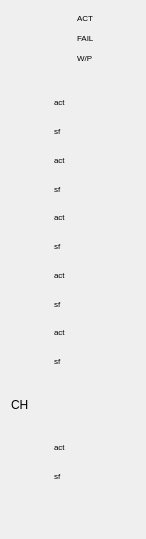
Qt form MP1H_Demand/MP1H_R.ui (farzad1132/NetPlanner) before a commit.
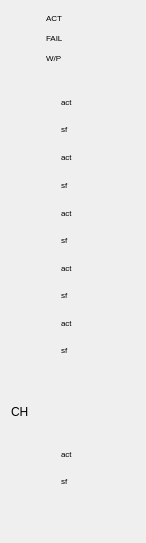
The same form after that commit. Icons and pictures are not drawn.

Diff of the .ui file:
```diff
--- a/MP1H_Demand/MP1H_R.ui
+++ b/MP1H_Demand/MP1H_R.ui
@@ -7,17 +7,603 @@
     <x>0</x>
     <y>0</y>
     <width>146</width>
-    <height>539</height>
+    <height>543</height>
    </rect>
   </property>
+  <property name="minimumSize">
+   <size>
+    <width>50</width>
+    <height>120</height>
+   </size>
+  </property>
   <property name="windowTitle">
    <string>Form</string>
   </property>
-  <layout class="QGridLayout" name="gridLayout">
-   <item row="0" column="1" colspan="2">
+  <layout class="QGridLayout" name="gridLayout_2">
+   <item row="2" column="2" rowspan="5">
+    <spacer name="verticalSpacer">
+     <property name="orientation">
+      <enum>Qt::Vertical</enum>
+     </property>
+     <property name="sizeHint" stdset="0">
+      <size>
+       <width>20</width>
+       <height>221</height>
+      </size>
+     </property>
+    </spacer>
+   </item>
+   <item row="10" column="0" colspan="2">
+    <spacer name="horizontalSpacer_2">
+     <property name="orientation">
+      <enum>Qt::Horizontal</enum>
+     </property>
+     <property name="sizeHint" stdset="0">
+      <size>
+       <width>69</width>
+       <height>20</height>
+      </size>
+     </property>
+    </spacer>
+   </item>
+   <item row="2" column="0" colspan="2">
+    <layout class="QGridLayout" name="gridLayout_101">
+     <item row="0" column="1">
+      <widget class="QLabel" name="act3_57">
+       <property name="minimumSize">
+        <size>
+         <width>15</width>
+         <height>12</height>
+        </size>
+       </property>
+       <property name="styleSheet">
+        <string notr="true">image: url(:/newPrefix/button.png);</string>
+       </property>
+       <property name="text">
+        <string/>
+       </property>
+      </widget>
+     </item>
+     <item row="0" column="0">
+      <widget class="QLabel" name="fail1_49">
+       <property name="minimumSize">
+        <size>
+         <width>15</width>
+         <height>12</height>
+        </size>
+       </property>
+       <property name="styleSheet">
+        <string notr="true">image: url(:/newPrefix/button.png);</string>
+       </property>
+       <property name="text">
+        <string/>
+       </property>
+      </widget>
+     </item>
+     <item row="0" column="2">
+      <widget class="QLabel" name="label_104">
+       <property name="minimumSize">
+        <size>
+         <width>15</width>
+         <height>12</height>
+        </size>
+       </property>
+       <property name="text">
+        <string>&lt;html&gt;&lt;head/&gt;&lt;body&gt;&lt;p&gt;&lt;span style=&quot; font-size:6pt;&quot;&gt;act&lt;/span&gt;&lt;/p&gt;&lt;/body&gt;&lt;/html&gt;</string>
+       </property>
+      </widget>
+     </item>
+     <item row="1" column="1">
+      <widget class="QLabel" name="act4_57">
+       <property name="minimumSize">
+        <size>
+         <width>15</width>
+         <height>12</height>
+        </size>
+       </property>
+       <property name="styleSheet">
+        <string notr="true">image: url(:/newPrefix/button.png);</string>
+       </property>
+       <property name="text">
+        <string/>
+       </property>
+      </widget>
+     </item>
+     <item row="1" column="0">
+      <widget class="QLabel" name="fail2_49">
+       <property name="minimumSize">
+        <size>
+         <width>15</width>
+         <height>12</height>
+        </size>
+       </property>
+       <property name="styleSheet">
+        <string notr="true">image: url(:/newPrefix/button.png);</string>
+       </property>
+       <property name="text">
+        <string/>
+       </property>
+      </widget>
+     </item>
+     <item row="1" column="2">
+      <widget class="QLabel" name="label_105">
+       <property name="minimumSize">
+        <size>
+         <width>15</width>
+         <height>12</height>
+        </size>
+       </property>
+       <property name="text">
+        <string>&lt;html&gt;&lt;head/&gt;&lt;body&gt;&lt;p&gt;&lt;span style=&quot; font-size:6pt;&quot;&gt;sf&lt;/span&gt;&lt;/p&gt;&lt;/body&gt;&lt;/html&gt;</string>
+       </property>
+      </widget>
+     </item>
+    </layout>
+   </item>
+   <item row="11" column="0" colspan="2">
+    <spacer name="horizontalSpacer_3">
+     <property name="orientation">
+      <enum>Qt::Horizontal</enum>
+     </property>
+     <property name="sizeHint" stdset="0">
+      <size>
+       <width>69</width>
+       <height>20</height>
+      </size>
+     </property>
+    </spacer>
+   </item>
+   <item row="3" column="0" colspan="2">
+    <layout class="QGridLayout" name="gridLayout_102">
+     <item row="0" column="1">
+      <widget class="QLabel" name="act3_58">
+       <property name="minimumSize">
+        <size>
+         <width>15</width>
+         <height>12</height>
+        </size>
+       </property>
+       <property name="styleSheet">
+        <string notr="true">image: url(:/newPrefix/button.png);</string>
+       </property>
+       <property name="text">
+        <string/>
+       </property>
+      </widget>
+     </item>
+     <item row="0" column="0">
+      <widget class="QLabel" name="fail1_50">
+       <property name="minimumSize">
+        <size>
+         <width>15</width>
+         <height>12</height>
+        </size>
+       </property>
+       <property name="styleSheet">
+        <string notr="true">image: url(:/newPrefix/button.png);</string>
+       </property>
+       <property name="text">
+        <string/>
+       </property>
+      </widget>
+     </item>
+     <item row="0" column="2">
+      <widget class="QLabel" name="label_106">
+       <property name="minimumSize">
+        <size>
+         <width>15</width>
+         <height>12</height>
+        </size>
+       </property>
+       <property name="text">
+        <string>&lt;html&gt;&lt;head/&gt;&lt;body&gt;&lt;p&gt;&lt;span style=&quot; font-size:6pt;&quot;&gt;act&lt;/span&gt;&lt;/p&gt;&lt;/body&gt;&lt;/html&gt;</string>
+       </property>
+      </widget>
+     </item>
+     <item row="1" column="1">
+      <widget class="QLabel" name="act4_58">
+       <property name="minimumSize">
+        <size>
+         <width>15</width>
+         <height>12</height>
+        </size>
+       </property>
+       <property name="styleSheet">
+        <string notr="true">image: url(:/newPrefix/button.png);</string>
+       </property>
+       <property name="text">
+        <string/>
+       </property>
+      </widget>
+     </item>
+     <item row="1" column="0">
+      <widget class="QLabel" name="fail2_50">
+       <property name="minimumSize">
+        <size>
+         <width>15</width>
+         <height>12</height>
+        </size>
+       </property>
+       <property name="styleSheet">
+        <string notr="true">image: url(:/newPrefix/button.png);</string>
+       </property>
+       <property name="text">
+        <string/>
+       </property>
+      </widget>
+     </item>
+     <item row="1" column="2">
+      <widget class="QLabel" name="label_107">
+       <property name="minimumSize">
+        <size>
+         <width>15</width>
+         <height>12</height>
+        </size>
+       </property>
+       <property name="text">
+        <string>&lt;html&gt;&lt;head/&gt;&lt;body&gt;&lt;p&gt;&lt;span style=&quot; font-size:6pt;&quot;&gt;sf&lt;/span&gt;&lt;/p&gt;&lt;/body&gt;&lt;/html&gt;</string>
+       </property>
+      </widget>
+     </item>
+    </layout>
+   </item>
+   <item row="8" column="2">
+    <spacer name="horizontalSpacer">
+     <property name="orientation">
+      <enum>Qt::Horizontal</enum>
+     </property>
+     <property name="sizeHint" stdset="0">
+      <size>
+       <width>48</width>
+       <height>20</height>
+      </size>
+     </property>
+    </spacer>
+   </item>
+   <item row="1" column="0" colspan="3">
+    <spacer name="horizontalSpacer_4">
+     <property name="orientation">
+      <enum>Qt::Horizontal</enum>
+     </property>
+     <property name="sizeHint" stdset="0">
+      <size>
+       <width>95</width>
+       <height>20</height>
+      </size>
+     </property>
+    </spacer>
+   </item>
+   <item row="5" column="0" colspan="2">
+    <layout class="QGridLayout" name="gridLayout_104">
+     <item row="0" column="1">
+      <widget class="QLabel" name="act3_60">
+       <property name="minimumSize">
+        <size>
+         <width>15</width>
+         <height>12</height>
+        </size>
+       </property>
+       <property name="styleSheet">
+        <string notr="true">image: url(:/newPrefix/button.png);</string>
+       </property>
+       <property name="text">
+        <string/>
+       </property>
+      </widget>
+     </item>
+     <item row="0" column="0">
+      <widget class="QLabel" name="fail1_52">
+       <property name="minimumSize">
+        <size>
+         <width>15</width>
+         <height>12</height>
+        </size>
+       </property>
+       <property name="styleSheet">
+        <string notr="true">image: url(:/newPrefix/button.png);</string>
+       </property>
+       <property name="text">
+        <string/>
+       </property>
+      </widget>
+     </item>
+     <item row="0" column="2">
+      <widget class="QLabel" name="label_110">
+       <property name="minimumSize">
+        <size>
+         <width>15</width>
+         <height>12</height>
+        </size>
+       </property>
+       <property name="text">
+        <string>&lt;html&gt;&lt;head/&gt;&lt;body&gt;&lt;p&gt;&lt;span style=&quot; font-size:6pt;&quot;&gt;act&lt;/span&gt;&lt;/p&gt;&lt;/body&gt;&lt;/html&gt;</string>
+       </property>
+      </widget>
+     </item>
+     <item row="1" column="1">
+      <widget class="QLabel" name="act4_60">
+       <property name="minimumSize">
+        <size>
+         <width>15</width>
+         <height>12</height>
+        </size>
+       </property>
+       <property name="styleSheet">
+        <string notr="true">image: url(:/newPrefix/button.png);</string>
+       </property>
+       <property name="text">
+        <string/>
+       </property>
+      </widget>
+     </item>
+     <item row="1" column="0">
+      <widget class="QLabel" name="fail2_52">
+       <property name="minimumSize">
+        <size>
+         <width>15</width>
+         <height>12</height>
+        </size>
+       </property>
+       <property name="styleSheet">
+        <string notr="true">image: url(:/newPrefix/button.png);</string>
+       </property>
+       <property name="text">
+        <string/>
+       </property>
+      </widget>
+     </item>
+     <item row="1" column="2">
+      <widget class="QLabel" name="label_111">
+       <property name="minimumSize">
+        <size>
+         <width>15</width>
+         <height>12</height>
+        </size>
+       </property>
+       <property name="text">
+        <string>&lt;html&gt;&lt;head/&gt;&lt;body&gt;&lt;p&gt;&lt;span style=&quot; font-size:6pt;&quot;&gt;sf&lt;/span&gt;&lt;/p&gt;&lt;/body&gt;&lt;/html&gt;</string>
+       </property>
+      </widget>
+     </item>
+    </layout>
+   </item>
+   <item row="9" column="0" colspan="2">
+    <layout class="QGridLayout" name="gridLayout_106">
+     <item row="1" column="2">
+      <widget class="QLabel" name="label_115">
+       <property name="minimumSize">
+        <size>
+         <width>15</width>
+         <height>12</height>
+        </size>
+       </property>
+       <property name="text">
+        <string>&lt;html&gt;&lt;head/&gt;&lt;body&gt;&lt;p&gt;&lt;span style=&quot; font-size:6pt;&quot;&gt;sf&lt;/span&gt;&lt;/p&gt;&lt;/body&gt;&lt;/html&gt;</string>
+       </property>
+      </widget>
+     </item>
+     <item row="1" column="0">
+      <widget class="QLabel" name="fail2_54">
+       <property name="minimumSize">
+        <size>
+         <width>15</width>
+         <height>12</height>
+        </size>
+       </property>
+       <property name="styleSheet">
+        <string notr="true">image: url(:/newPrefix/button.png);</string>
+       </property>
+       <property name="text">
+        <string/>
+       </property>
+      </widget>
+     </item>
+     <item row="0" column="1">
+      <widget class="QLabel" name="act3_62">
+       <property name="minimumSize">
+        <size>
+         <width>15</width>
+         <height>12</height>
+        </size>
+       </property>
+       <property name="styleSheet">
+        <string notr="true">image: url(:/newPrefix/button.png);</string>
+       </property>
+       <property name="text">
+        <string/>
+       </property>
+      </widget>
+     </item>
+     <item row="1" column="1">
+      <widget class="QLabel" name="act4_62">
+       <property name="minimumSize">
+        <size>
+         <width>15</width>
+         <height>12</height>
+        </size>
+       </property>
+       <property name="styleSheet">
+        <string notr="true">image: url(:/newPrefix/button.png);</string>
+       </property>
+       <property name="text">
+        <string/>
+       </property>
+      </widget>
+     </item>
+     <item row="0" column="2">
+      <widget class="QLabel" name="label_114">
+       <property name="minimumSize">
+        <size>
+         <width>15</width>
+         <height>12</height>
+        </size>
+       </property>
+       <property name="text">
+        <string>&lt;html&gt;&lt;head/&gt;&lt;body&gt;&lt;p&gt;&lt;span style=&quot; font-size:6pt;&quot;&gt;act&lt;/span&gt;&lt;/p&gt;&lt;/body&gt;&lt;/html&gt;</string>
+       </property>
+      </widget>
+     </item>
+     <item row="0" column="0">
+      <widget class="QLabel" name="fail1_54">
+       <property name="minimumSize">
+        <size>
+         <width>15</width>
+         <height>12</height>
+        </size>
+       </property>
+       <property name="styleSheet">
+        <string notr="true">image: url(:/newPrefix/button.png);</string>
+       </property>
+       <property name="text">
+        <string/>
+       </property>
+      </widget>
+     </item>
+    </layout>
+   </item>
+   <item row="4" column="0" colspan="2">
+    <layout class="QGridLayout" name="gridLayout_103">
+     <item row="0" column="1">
+      <widget class="QLabel" name="act3_59">
+       <property name="minimumSize">
+        <size>
+         <width>15</width>
+         <height>12</height>
+        </size>
+       </property>
+       <property name="styleSheet">
+        <string notr="true">image: url(:/newPrefix/button.png);</string>
+       </property>
+       <property name="text">
+        <string/>
+       </property>
+      </widget>
+     </item>
+     <item row="0" column="0">
+      <widget class="QLabel" name="fail1_51">
+       <property name="minimumSize">
+        <size>
+         <width>15</width>
+         <height>12</height>
+        </size>
+       </property>
+       <property name="styleSheet">
+        <string notr="true">image: url(:/newPrefix/button.png);</string>
+       </property>
+       <property name="text">
+        <string/>
+       </property>
+      </widget>
+     </item>
+     <item row="0" column="2">
+      <widget class="QLabel" name="label_108">
+       <property name="minimumSize">
+        <size>
+         <width>15</width>
+         <height>12</height>
+        </size>
+       </property>
+       <property name="text">
+        <string>&lt;html&gt;&lt;head/&gt;&lt;body&gt;&lt;p&gt;&lt;span style=&quot; font-size:6pt;&quot;&gt;act&lt;/span&gt;&lt;/p&gt;&lt;/body&gt;&lt;/html&gt;</string>
+       </property>
+      </widget>
+     </item>
+     <item row="1" column="1">
+      <widget class="QLabel" name="act4_59">
+       <property name="minimumSize">
+        <size>
+         <width>15</width>
+         <height>12</height>
+        </size>
+       </property>
+       <property name="styleSheet">
+        <string notr="true">image: url(:/newPrefix/button.png);</string>
+       </property>
+       <property name="text">
+        <string/>
+       </property>
+      </widget>
+     </item>
+     <item row="1" column="0">
+      <widget class="QLabel" name="fail2_51">
+       <property name="minimumSize">
+        <size>
+         <width>15</width>
+         <height>12</height>
+        </size>
+       </property>
+       <property name="styleSheet">
+        <string notr="true">image: url(:/newPrefix/button.png);</string>
+       </property>
+       <property name="text">
+        <string/>
+       </property>
+      </widget>
+     </item>
+     <item row="1" column="2">
+      <widget class="QLabel" name="label_109">
+       <property name="minimumSize">
+        <size>
+         <width>15</width>
+         <height>12</height>
+        </size>
+       </property>
+       <property name="text">
+        <string>&lt;html&gt;&lt;head/&gt;&lt;body&gt;&lt;p&gt;&lt;span style=&quot; font-size:6pt;&quot;&gt;sf&lt;/span&gt;&lt;/p&gt;&lt;/body&gt;&lt;/html&gt;</string>
+       </property>
+      </widget>
+     </item>
+    </layout>
+   </item>
+   <item row="8" column="0" colspan="2">
+    <layout class="QGridLayout" name="gridLayout">
+     <item row="0" column="1">
+      <widget class="QLabel" name="ch_Label">
+       <property name="minimumSize">
+        <size>
+         <width>15</width>
+         <height>12</height>
+        </size>
+       </property>
+       <property name="styleSheet">
+        <string notr="true">image: url(:/newPrefix/CH.png);</string>
+       </property>
+       <property name="text">
+        <string/>
+       </property>
+       <property name="pixmap">
+        <pixmap>CH.png</pixmap>
+       </property>
+      </widget>
+     </item>
+     <item row="0" column="0">
+      <widget class="QLabel" name="ch_title">
+       <property name="minimumSize">
+        <size>
+         <width>15</width>
+         <height>12</height>
+        </size>
+       </property>
+       <property name="text">
+        <string>CH</string>
+       </property>
+      </widget>
+     </item>
+    </layout>
+   </item>
+   <item row="0" column="0">
     <layout class="QGridLayout" name="gridLayout_9">
      <item row="0" column="0">
       <widget class="QLabel" name="label_34">
+       <property name="minimumSize">
+        <size>
+         <width>15</width>
+         <height>12</height>
+        </size>
+       </property>
+       <property name="styleSheet">
+        <string notr="true">image: url(:/newPrefix/button.png);</string>
+       </property>
        <property name="text">
         <string/>
        </property>
@@ -28,6 +614,12 @@
      </item>
      <item row="2" column="1">
       <widget class="QLabel" name="label_31">
+       <property name="minimumSize">
+        <size>
+         <width>15</width>
+         <height>12</height>
+        </size>
+       </property>
        <property name="text">
         <string>&lt;html&gt;&lt;head/&gt;&lt;body&gt;&lt;p&gt;&lt;span style=&quot; font-size:6pt;&quot;&gt;W/P&lt;/span&gt;&lt;/p&gt;&lt;/body&gt;&lt;/html&gt;</string>
        </property>
@@ -35,6 +627,12 @@
      </item>
      <item row="0" column="1">
       <widget class="QLabel" name="label_33">
+       <property name="minimumSize">
+        <size>
+         <width>15</width>
+         <height>12</height>
+        </size>
+       </property>
        <property name="text">
         <string>&lt;html&gt;&lt;head/&gt;&lt;body&gt;&lt;p&gt;&lt;span style=&quot; font-size:6pt;&quot;&gt;ACT&lt;/span&gt;&lt;/p&gt;&lt;/body&gt;&lt;/html&gt;</string>
        </property>
@@ -42,6 +640,12 @@
      </item>
      <item row="1" column="1">
       <widget class="QLabel" name="label_30">
+       <property name="minimumSize">
+        <size>
+         <width>15</width>
+         <height>12</height>
+        </size>
+       </property>
        <property name="text">
         <string>&lt;html&gt;&lt;head/&gt;&lt;body&gt;&lt;p&gt;&lt;span style=&quot; font-size:6pt;&quot;&gt;FAIL&lt;/span&gt;&lt;/p&gt;&lt;/body&gt;&lt;/html&gt;</string>
        </property>
@@ -49,6 +653,15 @@
      </item>
      <item row="1" column="0">
       <widget class="QLabel" name="label_32">
+       <property name="minimumSize">
+        <size>
+         <width>15</width>
+         <height>12</height>
+        </size>
+       </property>
+       <property name="styleSheet">
+        <string notr="true">image: url(:/newPrefix/button.png);</string>
+       </property>
        <property name="text">
         <string/>
        </property>
@@ -59,20 +672,15 @@
      </item>
      <item row="2" column="0">
       <widget class="QLabel" name="label_26">
-       <property name="text">
-        <string/>
+       <property name="minimumSize">
+        <size>
+         <width>15</width>
+         <height>12</height>
+        </size>
        </property>
-       <property name="pixmap">
-        <pixmap>button.png</pixmap>
+       <property name="styleSheet">
+        <string notr="true">image: url(:/newPrefix/button.png);</string>
        </property>
-      </widget>
-     </item>
-    </layout>
-   </item>
-   <item row="4" column="0" colspan="2">
-    <layout class="QGridLayout" name="gridLayout_103">
-     <item row="0" column="1">
-      <widget class="QLabel" name="act3_59">
        <property name="text">
         <string/>
        </property>
@@ -81,179 +689,34 @@
        </property>
       </widget>
      </item>
-     <item row="0" column="0">
-      <widget class="QLabel" name="fail1_51">
-       <property name="text">
-        <string/>
-       </property>
-       <property name="pixmap">
-        <pixmap>button.png</pixmap>
-       </property>
-      </widget>
-     </item>
-     <item row="0" column="2">
-      <widget class="QLabel" name="label_108">
-       <property name="text">
-        <string>&lt;html&gt;&lt;head/&gt;&lt;body&gt;&lt;p&gt;&lt;span style=&quot; font-size:6pt;&quot;&gt;act&lt;/span&gt;&lt;/p&gt;&lt;/body&gt;&lt;/html&gt;</string>
-       </property>
-      </widget>
-     </item>
-     <item row="1" column="1">
-      <widget class="QLabel" name="act4_59">
-       <property name="text">
-        <string/>
-       </property>
-       <property name="pixmap">
-        <pixmap>button.png</pixmap>
-       </property>
-      </widget>
-     </item>
-     <item row="1" column="0">
-      <widget class="QLabel" name="fail2_51">
-       <property name="text">
-        <string/>
-       </property>
-       <property name="pixmap">
-        <pixmap>button.png</pixmap>
-       </property>
-      </widget>
-     </item>
-     <item row="1" column="2">
-      <widget class="QLabel" name="label_109">
-       <property name="text">
-        <string>&lt;html&gt;&lt;head/&gt;&lt;body&gt;&lt;p&gt;&lt;span style=&quot; font-size:6pt;&quot;&gt;sf&lt;/span&gt;&lt;/p&gt;&lt;/body&gt;&lt;/html&gt;</string>
-       </property>
-      </widget>
-     </item>
     </layout>
    </item>
-   <item row="5" column="0" colspan="2">
-    <layout class="QGridLayout" name="gridLayout_104">
-     <item row="0" column="1">
-      <widget class="QLabel" name="act3_60">
-       <property name="text">
-        <string/>
-       </property>
-       <property name="pixmap">
-        <pixmap>button.png</pixmap>
-       </property>
-      </widget>
-     </item>
-     <item row="0" column="0">
-      <widget class="QLabel" name="fail1_52">
-       <property name="text">
-        <string/>
-       </property>
-       <property name="pixmap">
-        <pixmap>button.png</pixmap>
-       </property>
-      </widget>
-     </item>
-     <item row="0" column="2">
-      <widget class="QLabel" name="label_110">
-       <property name="text">
-        <string>&lt;html&gt;&lt;head/&gt;&lt;body&gt;&lt;p&gt;&lt;span style=&quot; font-size:6pt;&quot;&gt;act&lt;/span&gt;&lt;/p&gt;&lt;/body&gt;&lt;/html&gt;</string>
-       </property>
-      </widget>
-     </item>
-     <item row="1" column="1">
-      <widget class="QLabel" name="act4_60">
-       <property name="text">
-        <string/>
-       </property>
-       <property name="pixmap">
-        <pixmap>button.png</pixmap>
-       </property>
-      </widget>
-     </item>
-     <item row="1" column="0">
-      <widget class="QLabel" name="fail2_52">
-       <property name="text">
-        <string/>
-       </property>
-       <property name="pixmap">
-        <pixmap>button.png</pixmap>
-       </property>
-      </widget>
-     </item>
-     <item row="1" column="2">
-      <widget class="QLabel" name="label_111">
-       <property name="text">
-        <string>&lt;html&gt;&lt;head/&gt;&lt;body&gt;&lt;p&gt;&lt;span style=&quot; font-size:6pt;&quot;&gt;sf&lt;/span&gt;&lt;/p&gt;&lt;/body&gt;&lt;/html&gt;</string>
-       </property>
-      </widget>
-     </item>
-    </layout>
-   </item>
-   <item row="7" column="0">
-    <widget class="QLabel" name="label_25">
-     <property name="text">
-      <string>CH</string>
+   <item row="9" column="2">
+    <spacer name="horizontalSpacer_5">
+     <property name="orientation">
+      <enum>Qt::Horizontal</enum>
      </property>
-    </widget>
-   </item>
-   <item row="8" column="0" colspan="2">
-    <layout class="QGridLayout" name="gridLayout_106">
-     <item row="0" column="1">
-      <widget class="QLabel" name="act3_62">
-       <property name="text">
-        <string/>
-       </property>
-       <property name="pixmap">
-        <pixmap>../MP2x_Demand/button.png</pixmap>
-       </property>
-      </widget>
-     </item>
-     <item row="0" column="0">
-      <widget class="QLabel" name="fail1_54">
-       <property name="text">
-        <string/>
-       </property>
-       <property name="pixmap">
-        <pixmap>../MP2x_Demand/button.png</pixmap>
-       </property>
-      </widget>
-     </item>
-     <item row="0" column="2">
-      <widget class="QLabel" name="label_114">
-       <property name="text">
-        <string>&lt;html&gt;&lt;head/&gt;&lt;body&gt;&lt;p&gt;&lt;span style=&quot; font-size:6pt;&quot;&gt;act&lt;/span&gt;&lt;/p&gt;&lt;/body&gt;&lt;/html&gt;</string>
-       </property>
-      </widget>
-     </item>
-     <item row="1" column="1">
-      <widget class="QLabel" name="act4_62">
-       <property name="text">
-        <string/>
-       </property>
-       <property name="pixmap">
-        <pixmap>../MP2x_Demand/button.png</pixmap>
-       </property>
-      </widget>
-     </item>
-     <item row="1" column="0">
-      <widget class="QLabel" name="fail2_54">
-       <property name="text">
-        <string/>
-       </property>
-       <property name="pixmap">
-        <pixmap>../MP2x_Demand/button.png</pixmap>
-       </property>
-      </widget>
-     </item>
-     <item row="1" column="2">
-      <widget class="QLabel" name="label_115">
-       <property name="text">
-        <string>&lt;html&gt;&lt;head/&gt;&lt;body&gt;&lt;p&gt;&lt;span style=&quot; font-size:6pt;&quot;&gt;sf&lt;/span&gt;&lt;/p&gt;&lt;/body&gt;&lt;/html&gt;</string>
-       </property>
-      </widget>
-     </item>
-    </layout>
+     <property name="sizeHint" stdset="0">
+      <size>
+       <width>48</width>
+       <height>20</height>
+      </size>
+     </property>
+    </spacer>
    </item>
    <item row="6" column="0" colspan="2">
     <layout class="QGridLayout" name="gridLayout_105">
      <item row="0" column="1">
       <widget class="QLabel" name="act3_61">
+       <property name="minimumSize">
+        <size>
+         <width>15</width>
+         <height>12</height>
+        </size>
+       </property>
+       <property name="styleSheet">
+        <string notr="true">image: url(:/newPrefix/button.png);</string>
+       </property>
        <property name="text">
         <string/>
        </property>
@@ -264,6 +727,15 @@
      </item>
      <item row="0" column="0">
       <widget class="QLabel" name="fail1_53">
+       <property name="minimumSize">
+        <size>
+         <width>15</width>
+         <height>12</height>
+        </size>
+       </property>
+       <property name="styleSheet">
+        <string notr="true">image: url(:/newPrefix/button.png);</string>
+       </property>
        <property name="text">
         <string/>
        </property>
@@ -274,6 +746,12 @@
      </item>
      <item row="0" column="2">
       <widget class="QLabel" name="label_112">
+       <property name="minimumSize">
+        <size>
+         <width>15</width>
+         <height>12</height>
+        </size>
+       </property>
        <property name="text">
         <string>&lt;html&gt;&lt;head/&gt;&lt;body&gt;&lt;p&gt;&lt;span style=&quot; font-size:6pt;&quot;&gt;act&lt;/span&gt;&lt;/p&gt;&lt;/body&gt;&lt;/html&gt;</string>
        </property>
@@ -281,6 +759,15 @@
      </item>
      <item row="1" column="1">
       <widget class="QLabel" name="act4_61">
+       <property name="minimumSize">
+        <size>
+         <width>15</width>
+         <height>12</height>
+        </size>
+       </property>
+       <property name="styleSheet">
+        <string notr="true">image: url(:/newPrefix/button.png);</string>
+       </property>
        <property name="text">
         <string/>
        </property>
@@ -291,6 +778,15 @@
      </item>
      <item row="1" column="0">
       <widget class="QLabel" name="fail2_53">
+       <property name="minimumSize">
+        <size>
+         <width>15</width>
+         <height>12</height>
+        </size>
+       </property>
+       <property name="styleSheet">
+        <string notr="true">image: url(:/newPrefix/button.png);</string>
+       </property>
        <property name="text">
         <string/>
        </property>
@@ -301,191 +797,32 @@
      </item>
      <item row="1" column="2">
       <widget class="QLabel" name="label_113">
-       <property name="text">
-        <string>&lt;html&gt;&lt;head/&gt;&lt;body&gt;&lt;p&gt;&lt;span style=&quot; font-size:6pt;&quot;&gt;sf&lt;/span&gt;&lt;/p&gt;&lt;/body&gt;&lt;/html&gt;</string>
+       <property name="minimumSize">
+        <size>
+         <width>15</width>
+         <height>12</height>
+        </size>
        </property>
-      </widget>
-     </item>
-    </layout>
-   </item>
-   <item row="9" column="0" colspan="3">
-    <spacer name="horizontalSpacer_2">
-     <property name="orientation">
-      <enum>Qt::Horizontal</enum>
-     </property>
-     <property name="sizeHint" stdset="0">
-      <size>
-       <width>69</width>
-       <height>20</height>
-      </size>
-     </property>
-    </spacer>
-   </item>
-   <item row="3" column="0" colspan="2">
-    <layout class="QGridLayout" name="gridLayout_102">
-     <item row="0" column="1">
-      <widget class="QLabel" name="act3_58">
        <property name="text">
-        <string/>
-       </property>
-       <property name="pixmap">
-        <pixmap>button.png</pixmap>
-       </property>
-      </widget>
-     </item>
-     <item row="0" column="0">
-      <widget class="QLabel" name="fail1_50">
-       <property name="text">
-        <string/>
-       </property>
-       <property name="pixmap">
-        <pixmap>button.png</pixmap>
-       </property>
-      </widget>
-     </item>
-     <item row="0" column="2">
-      <widget class="QLabel" name="label_106">
-       <property name="text">
-        <string>&lt;html&gt;&lt;head/&gt;&lt;body&gt;&lt;p&gt;&lt;span style=&quot; font-size:6pt;&quot;&gt;act&lt;/span&gt;&lt;/p&gt;&lt;/body&gt;&lt;/html&gt;</string>
-       </property>
-      </widget>
-     </item>
-     <item row="1" column="1">
-      <widget class="QLabel" name="act4_58">
-       <property name="text">
-        <string/>
-       </property>
-       <property name="pixmap">
-        <pixmap>button.png</pixmap>
-       </property>
-      </widget>
-     </item>
-     <item row="1" column="0">
-      <widget class="QLabel" name="fail2_50">
-       <property name="text">
-        <string/>
-       </property>
-       <property name="pixmap">
-        <pixmap>button.png</pixmap>
-       </property>
-      </widget>
-     </item>
-     <item row="1" column="2">
-      <widget class="QLabel" name="label_107">
-       <property name="text">
         <string>&lt;html&gt;&lt;head/&gt;&lt;body&gt;&lt;p&gt;&lt;span style=&quot; font-size:6pt;&quot;&gt;sf&lt;/span&gt;&lt;/p&gt;&lt;/body&gt;&lt;/html&gt;</string>
        </property>
       </widget>
      </item>
     </layout>
    </item>
-   <item row="10" column="0" colspan="3">
-    <spacer name="horizontalSpacer_3">
+   <item row="7" column="0">
+    <spacer name="horizontalSpacer_6">
      <property name="orientation">
       <enum>Qt::Horizontal</enum>
      </property>
      <property name="sizeHint" stdset="0">
       <size>
-       <width>69</width>
+       <width>40</width>
        <height>20</height>
       </size>
      </property>
     </spacer>
    </item>
-   <item row="2" column="0" colspan="2">
-    <layout class="QGridLayout" name="gridLayout_101">
-     <item row="0" column="1">
-      <widget class="QLabel" name="act3_57">
-       <property name="text">
-        <string/>
-       </property>
-       <property name="pixmap">
-        <pixmap>button.png</pixmap>
-       </property>
-      </widget>
-     </item>
-     <item row="0" column="0">
-      <widget class="QLabel" name="fail1_49">
-       <property name="text">
-        <string/>
-       </property>
-       <property name="pixmap">
-        <pixmap>button.png</pixmap>
-       </property>
-      </widget>
-     </item>
-     <item row="0" column="2">
-      <widget class="QLabel" name="label_104">
-       <property name="text">
-        <string>&lt;html&gt;&lt;head/&gt;&lt;body&gt;&lt;p&gt;&lt;span style=&quot; font-size:6pt;&quot;&gt;act&lt;/span&gt;&lt;/p&gt;&lt;/body&gt;&lt;/html&gt;</string>
-       </property>
-      </widget>
-     </item>
-     <item row="1" column="1">
-      <widget class="QLabel" name="act4_57">
-       <property name="text">
-        <string/>
-       </property>
-       <property name="pixmap">
-        <pixmap>button.png</pixmap>
-       </property>
-      </widget>
-     </item>
-     <item row="1" column="0">
-      <widget class="QLabel" name="fail2_49">
-       <property name="text">
-        <string/>
-       </property>
-       <property name="pixmap">
-        <pixmap>button.png</pixmap>
-       </property>
-      </widget>
-     </item>
-     <item row="1" column="2">
-      <widget class="QLabel" name="label_105">
-       <property name="text">
-        <string>&lt;html&gt;&lt;head/&gt;&lt;body&gt;&lt;p&gt;&lt;span style=&quot; font-size:6pt;&quot;&gt;sf&lt;/span&gt;&lt;/p&gt;&lt;/body&gt;&lt;/html&gt;</string>
-       </property>
-      </widget>
-     </item>
-    </layout>
-   </item>
-   <item row="1" column="0" colspan="4">
-    <spacer name="horizontalSpacer_4">
-     <property name="orientation">
-      <enum>Qt::Horizontal</enum>
-     </property>
-     <property name="sizeHint" stdset="0">
-      <size>
-       <width>95</width>
-       <height>20</height>
-      </size>
-     </property>
-    </spacer>
-   </item>
-   <item row="7" column="1">
-    <widget class="QLabel" name="label">
-     <property name="text">
-      <string/>
-     </property>
-     <property name="pixmap">
-      <pixmap>CH.png</pixmap>
-     </property>
-    </widget>
-   </item>
-   <item row="2" column="2" rowspan="3">
-    <spacer name="verticalSpacer">
-     <property name="orientation">
-      <enum>Qt::Vertical</enum>
-     </property>
-     <property name="sizeHint" stdset="0">
-      <size>
-       <width>20</width>
-       <height>40</height>
-      </size>
-     </property>
-    </spacer>
-   </item>
   </layout>
  </widget>
  <resources/>
```
Left out of the diff: 25 changed lines with no effect on the pictures.
